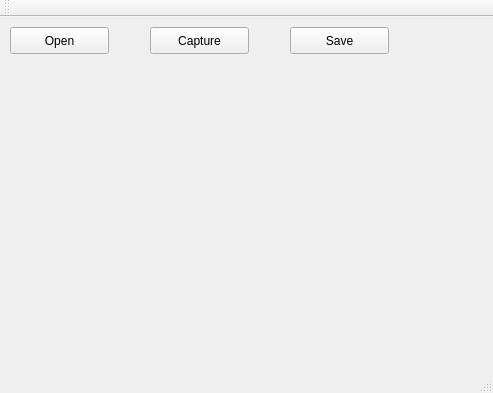
First picture: the form in camera/mainwindow.ui, repository liyuedong1026/camera, before the edit.
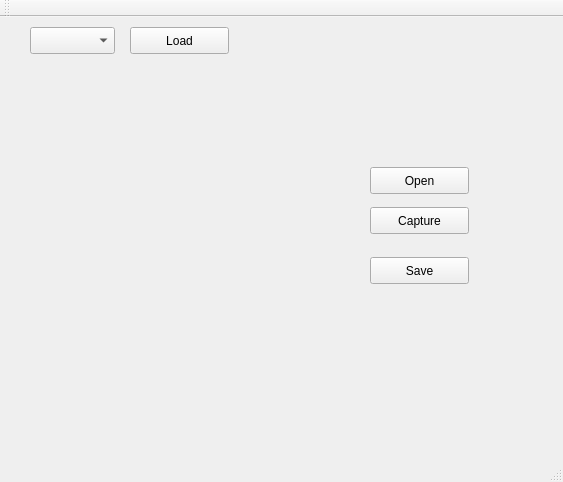
Second picture: the form after the edit.

```diff
--- a/camera/mainwindow.ui
+++ b/camera/mainwindow.ui
@@ -6,8 +6,8 @@
    <rect>
     <x>0</x>
     <y>0</y>
-    <width>493</width>
-    <height>393</height>
+    <width>563</width>
+    <height>482</height>
    </rect>
   </property>
   <property name="windowTitle">
@@ -17,8 +17,8 @@
    <widget class="QPushButton" name="btnOpen">
     <property name="geometry">
      <rect>
-      <x>10</x>
-      <y>10</y>
+      <x>370</x>
+      <y>150</y>
       <width>99</width>
       <height>27</height>
      </rect>
@@ -30,8 +30,8 @@
    <widget class="QPushButton" name="btnCapture">
     <property name="geometry">
      <rect>
-      <x>150</x>
-      <y>10</y>
+      <x>370</x>
+      <y>190</y>
       <width>99</width>
       <height>27</height>
      </rect>
@@ -43,8 +43,8 @@
    <widget class="QPushButton" name="btnSave">
     <property name="geometry">
      <rect>
-      <x>290</x>
-      <y>10</y>
+      <x>370</x>
+      <y>240</y>
       <width>99</width>
       <height>27</height>
      </rect>
@@ -57,13 +57,36 @@
     <property name="geometry">
      <rect>
       <x>30</x>
-      <y>70</y>
+      <y>150</y>
       <width>301</width>
       <height>231</height>
      </rect>
     </property>
     <layout class="QVBoxLayout" name="verticalLayout"/>
    </widget>
+   <widget class="QComboBox" name="cameradevice">
+    <property name="geometry">
+     <rect>
+      <x>30</x>
+      <y>10</y>
+      <width>85</width>
+      <height>27</height>
+     </rect>
+    </property>
+   </widget>
+   <widget class="QPushButton" name="btnLoad">
+    <property name="geometry">
+     <rect>
+      <x>130</x>
+      <y>10</y>
+      <width>99</width>
+      <height>27</height>
+     </rect>
+    </property>
+    <property name="text">
+     <string>Load</string>
+    </property>
+   </widget>
   </widget>
   <widget class="QMenuBar" name="menuBar">
    <property name="geometry">
```
Left out of the diff: 2 changed lines with no effect on the pictures.
